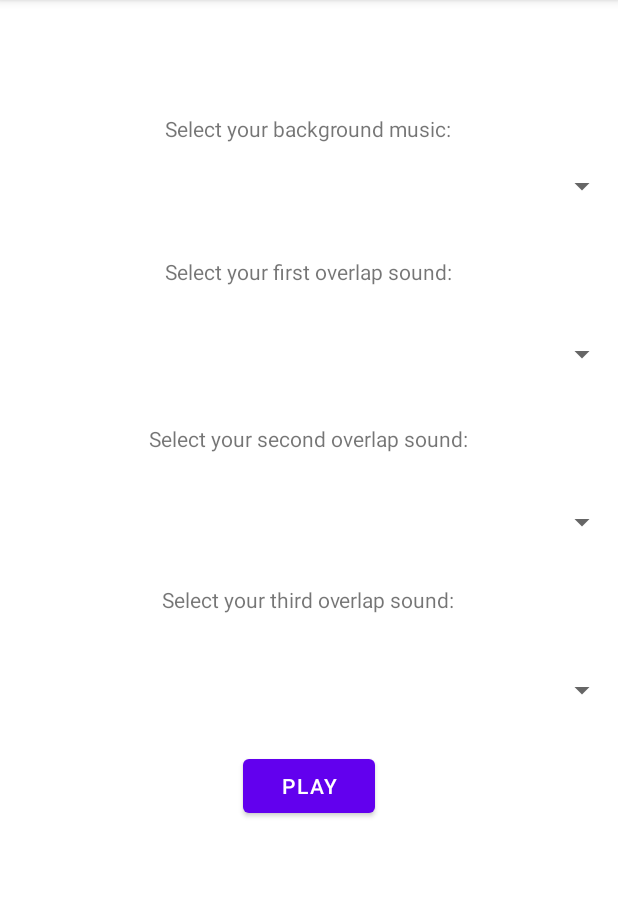
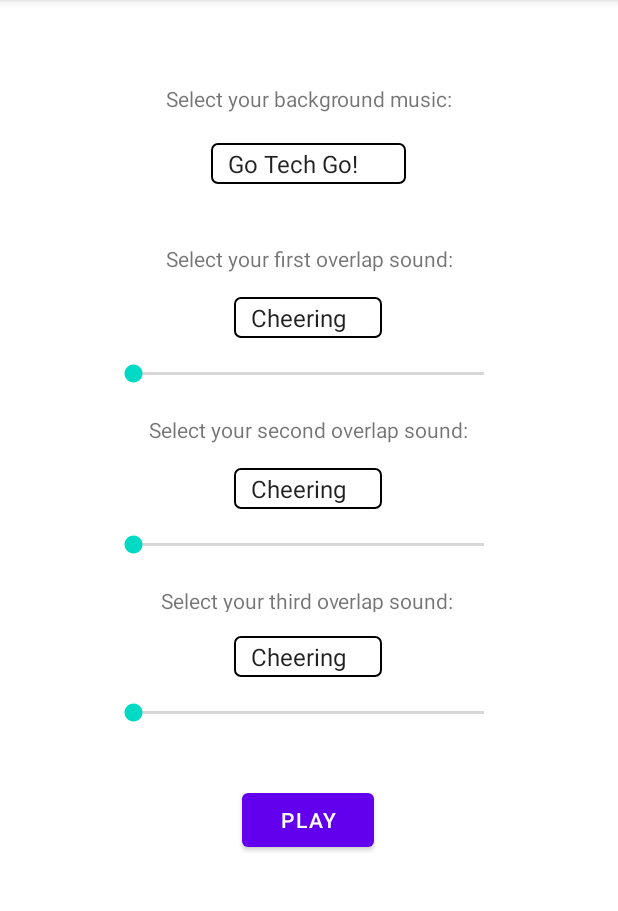
Before and after one commit to LiamMcFadden/3714-HW3, an Android app: the screen it shows after launch (MainActivity), on a phone screen of 412 x 824 dp, the part 84-995 px from its top. Run offline under Robolectric (Android 15) with nearby library versions, the phone set to English and light mode, and no system bars.

Commit message:
layout pretty much done, formatting wrong on physical phone

```diff
--- a/app/src/main/java/com/example/hw3/MainActivity.java
+++ b/app/src/main/java/com/example/hw3/MainActivity.java
@@ -3,18 +3,24 @@ package com.example.hw3;
 import androidx.appcompat.app.AppCompatActivity;
 
 import android.os.Bundle;
+import android.view.View;
+import android.widget.AdapterView;
+import android.widget.ArrayAdapter;
 import android.widget.Button;
 import android.widget.ImageView;
+import android.widget.SeekBar;
 import android.widget.Spinner;
 import android.widget.TextView;
+import android.widget.Toast;
 
-public class MainActivity extends AppCompatActivity {
+public class MainActivity extends AppCompatActivity implements AdapterView.OnItemSelectedListener {
 
     /* Declare our various views */
     Spinner background, overlap1, overlap2, overlap3;
     Button start, playAndPause, restart;
     ImageView soundPic;
     TextView songName, bgroundText, overlap1Text, overlap2Text, overlap3Text;
+    SeekBar overlap1Seek, overlap2Seek, overlap3Seek;
 
     @Override
     protected void onCreate(Bundle savedInstanceState) {
@@ -35,8 +41,35 @@ public class MainActivity extends AppCompatActivity {
         overlap1Text = findViewById(R.id.overlap1);
         overlap2Text = findViewById(R.id.overlap2);
         overlap3Text = findViewById(R.id.overlap3);
+        overlap1Seek = findViewById(R.id.o1_seek);
+        overlap2Seek = findViewById(R.id.o2_seek);
+        overlap3Seek = findViewById(R.id.o3_seek);
+
+        /* Set up the spinners */
+        createSpinner(R.array.songs, background);
+        createSpinner(R.array.sounds, overlap1);
+        createSpinner(R.array.sounds, overlap2);
+        createSpinner(R.array.sounds, overlap3);
     }
 
     public void updateName(String musicName) {
+        songName.setText(musicName);
+    }
+
+    private void createSpinner(int items, Spinner spinner) {
+        ArrayAdapter<CharSequence> adapter = ArrayAdapter.createFromResource(this, items, android.R.layout.simple_spinner_item);
+        adapter.setDropDownViewResource(android.R.layout.simple_spinner_dropdown_item);
+        spinner.setAdapter(adapter);
+        spinner.setOnItemSelectedListener(this);
+    }
+
+    @Override
+    public void onItemSelected(AdapterView<?> adapterView, View view, int i, long l) {
+
+    }
+
+    @Override
+    public void onNothingSelected(AdapterView<?> adapterView) {
+
     }
 }
--- /dev/null
+++ b/app/src/main/res/drawable/gradient_spinner.xml
@@ -0,0 +1,16 @@
+<?xml version="1.0" encoding="utf-8"?>
+<selector xmlns:android="http://schemas.android.com/apk/res/android">
+
+    <item><layer-list>
+        <item><shape>
+            <gradient android:angle="90" android:endColor="@color/cardview_light_background" android:startColor="@color/white" android:type="linear" />
+
+            <stroke android:width="1dp" android:color="#000000" />
+
+            <corners android:radius="4dp" />
+
+            <padding android:bottom="3dp" android:left="3dp" android:right="3dp" android:top="3dp" />
+        </shape></item>
+    </layer-list></item>
+
+</selector>
--- a/app/src/main/res/layout-land/activity_main.xml
+++ b/app/src/main/res/layout-land/activity_main.xml
@@ -10,53 +10,78 @@
         android:id="@+id/background_spinner"
         android:layout_width="339dp"
         android:layout_height="19dp"
-        android:layout_marginTop="32dp"
+        android:layout_marginTop="12dp"
         app:layout_constraintEnd_toEndOf="parent"
         app:layout_constraintHorizontal_bias="0.0"
         app:layout_constraintStart_toStartOf="parent"
-        app:layout_constraintTop_toTopOf="parent" />
+        app:layout_constraintTop_toBottomOf="@+id/background_text" />
+
+    <Spinner
+        android:id="@+id/overlap2_spinner"
+        android:layout_width="339dp"
+        android:layout_height="19dp"
+        android:layout_marginTop="4dp"
+        app:layout_constraintEnd_toEndOf="parent"
+        app:layout_constraintHorizontal_bias="0.0"
+        app:layout_constraintStart_toStartOf="parent"
+        app:layout_constraintTop_toBottomOf="@+id/overlap2" />
+
+    <TextView
+        android:id="@+id/overlap2"
+        android:layout_width="wrap_content"
+        android:layout_height="wrap_content"
+        android:layout_marginTop="24dp"
+        android:text="@string/overlap2"
+        android:textSize="12sp"
+        app:layout_constraintEnd_toEndOf="parent"
+        app:layout_constraintHorizontal_bias="0.127"
+        app:layout_constraintStart_toStartOf="parent"
+        app:layout_constraintTop_toBottomOf="@+id/o1_seek" />
+
+    <SeekBar
+        android:id="@+id/o2_seek"
+        android:layout_width="251dp"
+        android:layout_height="15dp"
+        android:layout_marginTop="10dp"
+        android:textSize="12sp"
+        app:layout_constraintEnd_toStartOf="@+id/song_image"
+        app:layout_constraintHorizontal_bias="0.401"
+        app:layout_constraintStart_toStartOf="parent"
+        app:layout_constraintTop_toBottomOf="@+id/overlap2_spinner" />
 
     <TextView
         android:id="@+id/overlap3"
         android:layout_width="wrap_content"
         android:layout_height="wrap_content"
-        android:layout_marginTop="44dp"
+        android:layout_marginTop="24dp"
         android:text="@string/overlap3"
+        android:textSize="12sp"
         app:layout_constraintEnd_toEndOf="parent"
-        app:layout_constraintHorizontal_bias="0.123"
+        app:layout_constraintHorizontal_bias="0.134"
         app:layout_constraintStart_toStartOf="parent"
-        app:layout_constraintTop_toBottomOf="@+id/overlap2" />
+        app:layout_constraintTop_toBottomOf="@+id/o2_seek" />
 
     <Spinner
         android:id="@+id/overlap3_spinner"
         android:layout_width="339dp"
         android:layout_height="19dp"
-        android:layout_marginTop="244dp"
+        android:layout_marginTop="4dp"
+        android:textSize="12sp"
         app:layout_constraintEnd_toEndOf="parent"
         app:layout_constraintHorizontal_bias="0.0"
         app:layout_constraintStart_toStartOf="parent"
-        app:layout_constraintTop_toTopOf="parent" />
+        app:layout_constraintTop_toBottomOf="@+id/overlap3" />
 
-    <TextView
-        android:id="@+id/overlap2"
-        android:layout_width="wrap_content"
-        android:layout_height="wrap_content"
-        android:layout_marginTop="52dp"
-        android:text="@string/overlap2"
-        app:layout_constraintEnd_toEndOf="parent"
-        app:layout_constraintHorizontal_bias="0.11"
+    <SeekBar
+        android:id="@+id/o3_seek"
+        android:layout_width="251dp"
+        android:layout_height="15dp"
+        android:layout_marginTop="10dp"
+        android:textSize="12sp"
+        app:layout_constraintEnd_toStartOf="@+id/song_image"
+        app:layout_constraintHorizontal_bias="0.409"
         app:layout_constraintStart_toStartOf="parent"
-        app:layout_constraintTop_toBottomOf="@+id/overlap1" />
-
-    <Spinner
-        android:id="@+id/overlap2_spinner"
-        android:layout_width="339dp"
-        android:layout_height="19dp"
-        android:layout_marginTop="160dp"
-        app:layout_constraintEnd_toEndOf="parent"
-        app:layout_constraintHorizontal_bias="0.005"
-        app:layout_constraintStart_toStartOf="parent"
-        app:layout_constraintTop_toTopOf="parent" />
+        app:layout_constraintTop_toBottomOf="@+id/overlap3_spinner" />
 
     <TextView
         android:id="@+id/background_text"
@@ -64,6 +89,7 @@
         android:layout_height="wrap_content"
         android:layout_marginTop="12dp"
         android:text="@string/background"
+        android:textSize="12sp"
         app:layout_constraintEnd_toEndOf="parent"
         app:layout_constraintHorizontal_bias="0.133"
         app:layout_constraintStart_toStartOf="parent"
@@ -73,22 +99,23 @@
         android:id="@+id/overlap1"
         android:layout_width="wrap_content"
         android:layout_height="wrap_content"
-        android:layout_marginTop="52dp"
+        android:layout_marginTop="24dp"
         android:text="@string/overlap1"
+        android:textSize="12sp"
         app:layout_constraintEnd_toEndOf="parent"
-        app:layout_constraintHorizontal_bias="0.13"
+        app:layout_constraintHorizontal_bias="0.133"
         app:layout_constraintStart_toStartOf="parent"
-        app:layout_constraintTop_toBottomOf="@+id/background_text" />
+        app:layout_constraintTop_toBottomOf="@+id/background_spinner" />
 
     <Spinner
         android:id="@+id/overlap1_spinner"
         android:layout_width="339dp"
         android:layout_height="19dp"
-        android:layout_marginTop="108dp"
+        android:layout_marginTop="4dp"
         app:layout_constraintEnd_toEndOf="parent"
         app:layout_constraintHorizontal_bias="0.0"
         app:layout_constraintStart_toStartOf="parent"
-        app:layout_constraintTop_toTopOf="parent" />
+        app:layout_constraintTop_toBottomOf="@+id/overlap1" />
 
     <ImageView
         android:id="@+id/song_image"
@@ -96,6 +123,7 @@
         android:layout_height="184dp"
         android:layout_marginStart="26dp"
         android:layout_marginTop="64dp"
+        android:contentDescription="@string/content_disc"
         app:layout_constraintEnd_toEndOf="parent"
         app:layout_constraintHorizontal_bias="0.162"
         app:layout_constraintStart_toEndOf="@+id/overlap1_spinner"
@@ -134,4 +162,15 @@
         app:layout_constraintStart_toStartOf="@+id/song_image"
         app:layout_constraintTop_toBottomOf="@+id/song_image" />
 
+    <SeekBar
+        android:id="@+id/o1_seek"
+        android:layout_width="251dp"
+        android:layout_height="15dp"
+        android:layout_marginTop="10dp"
+        android:textSize="12sp"
+        app:layout_constraintEnd_toStartOf="@+id/song_image"
+        app:layout_constraintHorizontal_bias="0.401"
+        app:layout_constraintStart_toStartOf="parent"
+        app:layout_constraintTop_toBottomOf="@+id/overlap1_spinner" />
+
 </androidx.constraintlayout.widget.ConstraintLayout>
--- a/app/src/main/res/layout/activity_main.xml
+++ b/app/src/main/res/layout/activity_main.xml
@@ -6,54 +6,92 @@
     android:layout_height="match_parent"
     tools:context=".MainActivity">
 
+    <SeekBar
+        android:id="@+id/o1_seek"
+        android:layout_width="266dp"
+        android:layout_height="15dp"
+        android:layout_marginTop="16dp"
+        app:layout_constraintEnd_toEndOf="parent"
+        app:layout_constraintHorizontal_bias="0.496"
+        app:layout_constraintStart_toStartOf="parent"
+        app:layout_constraintTop_toBottomOf="@+id/overlap1_spinner" />
+
+    <SeekBar
+        android:id="@+id/o2_seek"
+        android:layout_width="266dp"
+        android:layout_height="15dp"
+        android:layout_marginTop="16dp"
+        app:layout_constraintEnd_toEndOf="parent"
+        app:layout_constraintHorizontal_bias="0.496"
+        app:layout_constraintStart_toStartOf="parent"
+        app:layout_constraintTop_toBottomOf="@+id/overlap2_spinner" />
+
+    <SeekBar
+        android:id="@+id/o3_seek"
+        android:layout_width="266dp"
+        android:layout_height="15dp"
+        android:layout_marginTop="16dp"
+        app:layout_constraintEnd_toEndOf="parent"
+        app:layout_constraintHorizontal_bias="0.496"
+        app:layout_constraintStart_toStartOf="parent"
+        app:layout_constraintTop_toBottomOf="@+id/overlap3_spinner" />
+
     <Spinner
         android:id="@+id/background_spinner"
-        android:layout_width="match_parent"
+        android:layout_width="wrap_content"
         android:layout_height="wrap_content"
-        android:layout_marginTop="112dp"
+        android:layout_marginTop="20dp"
+        android:textAlignment="center"
+        android:background="@drawable/gradient_spinner"
         app:layout_constraintEnd_toEndOf="parent"
-        app:layout_constraintHorizontal_bias="0.0"
+        app:layout_constraintHorizontal_bias="0.498"
         app:layout_constraintStart_toStartOf="parent"
-        app:layout_constraintTop_toTopOf="parent" />
+        app:layout_constraintTop_toBottomOf="@+id/background_text" />
 
     <Spinner
         android:id="@+id/overlap1_spinner"
-        android:layout_width="match_parent"
+        android:layout_width="wrap_content"
         android:layout_height="wrap_content"
-        android:layout_marginTop="88dp"
+        android:layout_marginTop="16dp"
+        android:textAlignment="center"
+        android:background="@drawable/gradient_spinner"
         app:layout_constraintEnd_toEndOf="parent"
-        app:layout_constraintHorizontal_bias="0.0"
+        app:layout_constraintHorizontal_bias="0.498"
         app:layout_constraintStart_toStartOf="parent"
-        app:layout_constraintTop_toBottomOf="@+id/background_spinner" />
+        app:layout_constraintTop_toBottomOf="@+id/overlap1" />
 
     <Spinner
-        android:id="@+id/overlap3_spinne"
-        android:layout_width="match_parent"
+        android:id="@+id/overlap3_spinner"
+        android:layout_width="wrap_content"
         android:layout_height="wrap_content"
-        android:layout_marginTop="88dp"
+        android:layout_marginTop="16dp"
+        android:textAlignment="center"
+        android:background="@drawable/gradient_spinner"
         app:layout_constraintEnd_toEndOf="parent"
-        app:layout_constraintHorizontal_bias="0.0"
+        app:layout_constraintHorizontal_bias="0.498"
         app:layout_constraintStart_toStartOf="parent"
-        app:layout_constraintTop_toBottomOf="@+id/overlap2_spinner" />
+        app:layout_constraintTop_toBottomOf="@+id/overlap3" />
 
     <Spinner
         android:id="@+id/overlap2_spinner"
-        android:layout_width="match_parent"
+        android:layout_width="wrap_content"
         android:layout_height="wrap_content"
-        android:layout_marginTop="88dp"
+        android:layout_marginTop="16dp"
+        android:textAlignment="center"
+        android:background="@drawable/gradient_spinner"
         app:layout_constraintEnd_toEndOf="parent"
-        app:layout_constraintHorizontal_bias="0.0"
+        app:layout_constraintHorizontal_bias="0.498"
         app:layout_constraintStart_toStartOf="parent"
-        app:layout_constraintTop_toBottomOf="@+id/overlap1_spinner" />
+        app:layout_constraintTop_toBottomOf="@+id/overlap2" />
 
     <TextView
         android:id="@+id/background_text"
         android:layout_width="wrap_content"
         android:layout_height="wrap_content"
-        android:layout_marginTop="76dp"
+        android:layout_marginTop="56dp"
         android:text="@string/background"
         app:layout_constraintEnd_toEndOf="parent"
-        app:layout_constraintHorizontal_bias="0.498"
+        app:layout_constraintHorizontal_bias="0.502"
         app:layout_constraintStart_toStartOf="parent"
         app:layout_constraintTop_toTopOf="parent" />
 
@@ -61,43 +99,42 @@
         android:id="@+id/overlap1"
         android:layout_width="wrap_content"
         android:layout_height="wrap_content"
-        android:layout_marginTop="76dp"
+        android:layout_marginTop="40dp"
         android:text="@string/overlap1"
         app:layout_constraintEnd_toEndOf="parent"
-        app:layout_constraintHorizontal_bias="0.498"
         app:layout_constraintStart_toStartOf="parent"
-        app:layout_constraintTop_toBottomOf="@+id/background_text" />
+        app:layout_constraintTop_toBottomOf="@+id/background_spinner" />
 
     <TextView
         android:id="@+id/overlap2"
         android:layout_width="wrap_content"
         android:layout_height="wrap_content"
-        android:layout_marginTop="92dp"
+        android:layout_marginTop="20dp"
         android:text="@string/overlap2"
         app:layout_constraintEnd_toEndOf="parent"
-        app:layout_constraintHorizontal_bias="0.498"
+        app:layout_constraintHorizontal_bias="0.497"
         app:layout_constraintStart_toStartOf="parent"
-        app:layout_constraintTop_toBottomOf="@+id/overlap1" />
+        app:layout_constraintTop_toBottomOf="@+id/o1_seek" />
 
     <TextView
         android:id="@+id/overlap3"
-        android:layout_width="wrap_content"
-        android:layout_height="wrap_content"
-        android:layout_marginTop="88dp"
+        android:layout_width="197dp"
+        android:layout_height="17dp"
+        android:layout_marginTop="20dp"
         android:text="@string/overlap3"
         app:layout_constraintEnd_toEndOf="parent"
-        app:layout_constraintHorizontal_bias="0.498"
         app:layout_constraintStart_toStartOf="parent"
-        app:layout_constraintTop_toBottomOf="@+id/overlap2" />
+        app:layout_constraintTop_toBottomOf="@+id/o2_seek" />
 
     <Button
         android:id="@+id/start"
         android:layout_width="wrap_content"
         android:layout_height="wrap_content"
-        android:layout_marginTop="28dp"
+        android:layout_marginTop="40dp"
         android:text="@string/play"
         app:layout_constraintEnd_toEndOf="parent"
+        app:layout_constraintHorizontal_bias="0.498"
         app:layout_constraintStart_toStartOf="parent"
-        app:layout_constraintTop_toBottomOf="@+id/overlap3_spinne" />
+        app:layout_constraintTop_toBottomOf="@+id/o3_seek" />
 
 </androidx.constraintlayout.widget.ConstraintLayout>
--- a/app/src/main/res/values/strings.xml
+++ b/app/src/main/res/values/strings.xml
@@ -4,9 +4,23 @@
     <string name="overlap1">Select your first overlap sound:</string>
     <string name="overlap2">Select your second overlap sound:</string>
     <string name="overlap3">Select your third overlap sound:</string>
+
+    <array name="sounds">
+        <item>Cheering</item>
+        <item>Clapping</item>
+        <item>Go Hokies!</item>
+    </array>
+    <array name="songs">
+        <item>Go Tech Go!</item>
+        <item>Enter Sandman</item>
+        <item>Tech Triumph</item>
+    </array>
     <string name="play">Play</string>
     <string name="restart">Restart</string>
     <string name="go_tech">Go Tech Go!</string>
     <string name="enter_sandman">Enter Sandman</string>
     <string name="tech_triumph">Tech Triumph</string>
+    <string name="content_disc">
+        Image representing current sound.
+    </string>
 </resources>
```
